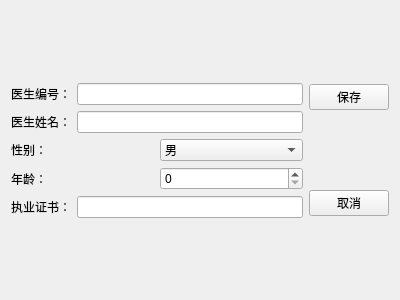
Old version of the form doctoredit.ui in the repository unzoth/Qt-.
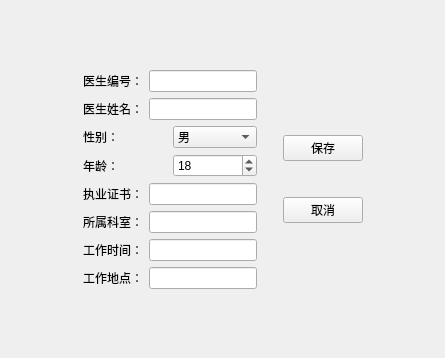
New version of the form.

```diff
--- a/doctoredit.ui
+++ b/doctoredit.ui
@@ -6,14 +6,29 @@
    <rect>
     <x>0</x>
     <y>0</y>
-    <width>400</width>
-    <height>300</height>
+    <width>445</width>
+    <height>358</height>
    </rect>
   </property>
   <property name="windowTitle">
    <string>Form</string>
   </property>
-  <layout class="QHBoxLayout" name="horizontalLayout_3">
+  <layout class="QHBoxLayout" name="horizontalLayout_10">
+   <item>
+    <layout class="QHBoxLayout" name="horizontalLayout_9">
+     <item>
+      <spacer name="horizontalSpacer">
+       <property name="orientation">
+        <enum>Qt::Horizontal</enum>
+       </property>
+       <property name="sizeHint" stdset="0">
+        <size>
+         <width>40</width>
+         <height>20</height>
+        </size>
+       </property>
+      </spacer>
+     </item>
    <item>
     <layout class="QVBoxLayout" name="verticalLayout_3">
      <item>
@@ -94,7 +109,14 @@
           </widget>
          </item>
          <item>
-          <widget class="QSpinBox" name="docAge"/>
+            <widget class="QSpinBox" name="docAge">
+             <property name="maximum">
+              <number>160</number>
+             </property>
+             <property name="value">
+              <number>18</number>
+             </property>
+            </widget>
          </item>
         </layout>
        </item>
@@ -112,6 +134,48 @@
          </item>
         </layout>
        </item>
+         <item>
+          <layout class="QHBoxLayout" name="horizontalLayout_3">
+           <item>
+            <widget class="QLabel" name="label_3">
+             <property name="text">
+              <string>所属科室：</string>
+             </property>
+            </widget>
+           </item>
+           <item>
+            <widget class="QLineEdit" name="docClass"/>
+           </item>
+          </layout>
+         </item>
+         <item>
+          <layout class="QHBoxLayout" name="horizontalLayout_5">
+           <item>
+            <widget class="QLabel" name="label_5">
+             <property name="text">
+              <string>工作时间：</string>
+             </property>
+            </widget>
+           </item>
+           <item>
+            <widget class="QLineEdit" name="docTime"/>
+           </item>
+          </layout>
+         </item>
+         <item>
+          <layout class="QHBoxLayout" name="horizontalLayout_7">
+           <item>
+            <widget class="QLabel" name="label_7">
+             <property name="text">
+              <string>工作地点：</string>
+             </property>
+            </widget>
+           </item>
+           <item>
+            <widget class="QLineEdit" name="docPlace"/>
+           </item>
+          </layout>
+         </item>
       </layout>
      </item>
      <item>
@@ -129,6 +193,22 @@
      </item>
     </layout>
    </item>
+     <item>
+      <spacer name="horizontalSpacer_2">
+       <property name="orientation">
+        <enum>Qt::Horizontal</enum>
+       </property>
+       <property name="sizeType">
+        <enum>QSizePolicy::Minimum</enum>
+       </property>
+       <property name="sizeHint" stdset="0">
+        <size>
+         <width>20</width>
+         <height>20</height>
+        </size>
+       </property>
+      </spacer>
+     </item>
    <item>
     <layout class="QVBoxLayout" name="verticalLayout_2">
      <item>
@@ -156,10 +236,13 @@
        <property name="orientation">
         <enum>Qt::Vertical</enum>
        </property>
+         <property name="sizeType">
+          <enum>QSizePolicy::Minimum</enum>
+         </property>
        <property name="sizeHint" stdset="0">
         <size>
          <width>20</width>
-         <height>40</height>
+           <height>30</height>
         </size>
        </property>
       </spacer>
@@ -180,6 +263,21 @@
         <size>
          <width>20</width>
          <height>40</height>
+          </size>
+         </property>
+        </spacer>
+       </item>
+      </layout>
+     </item>
+     <item>
+      <spacer name="horizontalSpacer_3">
+       <property name="orientation">
+        <enum>Qt::Horizontal</enum>
+       </property>
+       <property name="sizeHint" stdset="0">
+        <size>
+         <width>40</width>
+         <height>20</height>
         </size>
        </property>
       </spacer>
```
Lines whose indentation alone changed are shown as unchanged.
